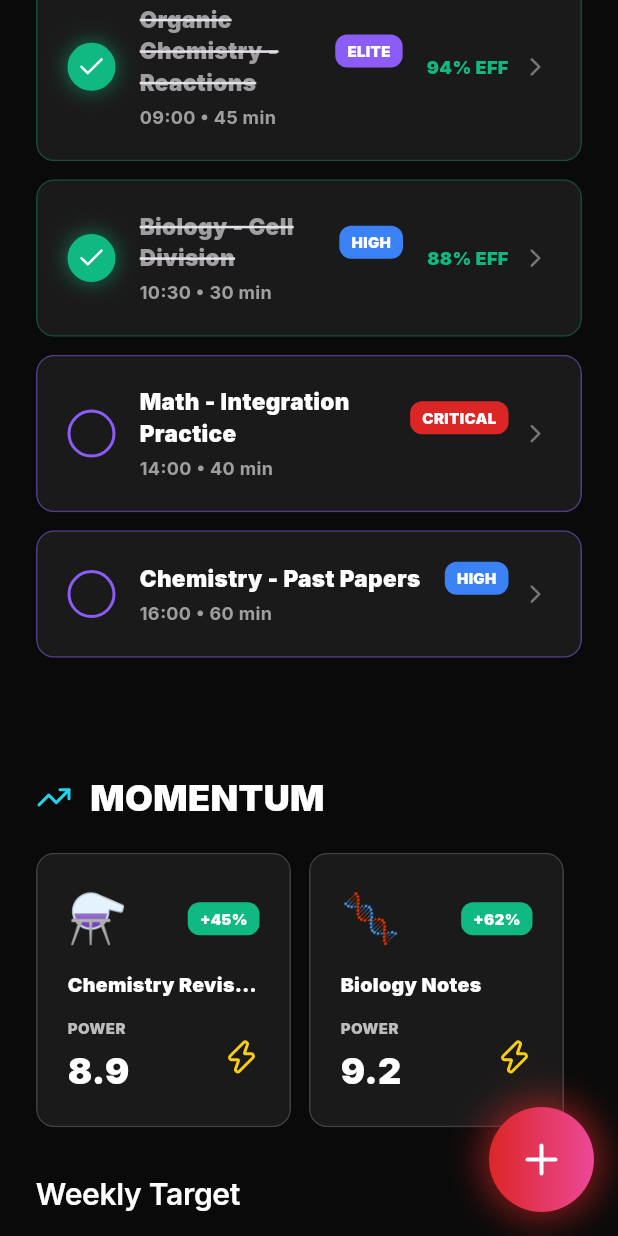
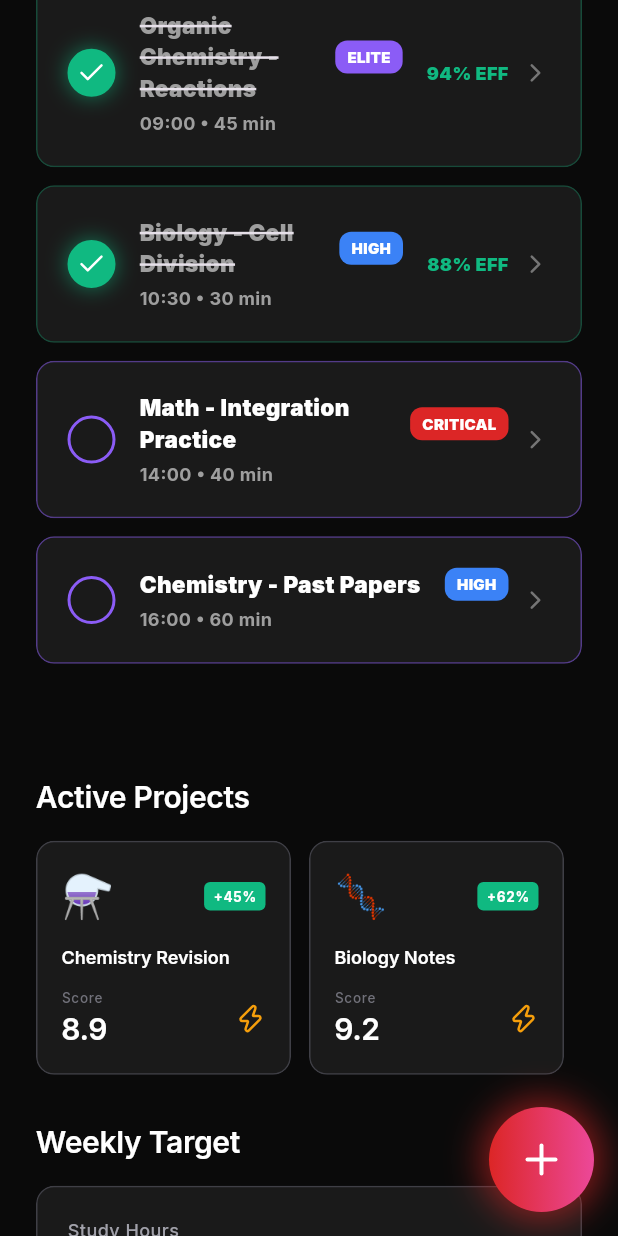
Before and after one commit to stossthegreat/cerabellumos, a Flutter app: the HomeTab screen opened directly, scrolled down 1152 dp, on a phone screen of 412 x 824 dp. Run offline on Flutter 3.47's test engine with Material 3 defaults, Android fonts, the phone set to English and light mode, and no system bars; our stand-ins replace flutter_animate, google_fonts, lucide_icons, shared_preferences; accounts and stored records are empty; network calls fail.

Commit message:
🔥 ELITE REDESIGN: Command Tab - Professional Header & Fixed Overflow
PREVIOUS ISSUES:
- Header looked amateur/basic
- Text overflow in multiple cards (critical alerts, missions, etc.)
- Inconsistent styling (all-caps, old colors)
- Not professional enough

WHAT CHANGED:

1. HEADER (100% REDESIGNED):
   - Gradient background panel with electric blue accent
   - Two-level hierarchy: 'MISSION CONTROL' label + 'Command Dashboard' title
   - Live clock + date display
   - Compact streak badge (flame icon + number)
   - Clean settings button in dark container
   - Professional spacing and typography

2. CRITICAL ALERTS:
   - Shorter, cleaner text (no overflow)
   - Smaller icons (20px vs 24px)
   - Better padding (16px vs 20px)
   - 'Flexible' widget for subject name
   - Risk badge: compact '85%' instead of '85% risk'
   - maxLines + ellipsis on details

3. SECTION HEADERS:
   - 'Today's Missions' (not ALL CAPS)
   - 'Study Targets' (not ALL CAPS)
   - 'Active Projects' (was 'MOMENTUM')
   - All use DesignTokens.heading1

4. MOMENTUM/PROJECT CARDS:
   - Smaller emoji (28px vs 32px)
   - Compact badges
   - 'Score' instead of 'POWER'
   - Better typography sizing
   - All DesignTokens spacing

RESULT:
✅ ELITE professional header
✅ Zero text overflow
✅ Consistent professional styling
✅ Cleaner, more readable cards
✅ Proper hierarchy

```diff
--- a/lib/tabs/home_tab.dart
+++ b/lib/tabs/home_tab.dart
@@ -65,66 +65,63 @@ class HomeTab extends StatelessWidget {
     final appState = context.watch<AppState>();
     final userData = appState.userData;
     final now = DateTime.now();
-    final dateStr = DateFormat('EEEE, MMM d').format(now);
+    final timeStr = DateFormat('HH:mm').format(now);
+    final dateStr = DateFormat('EEE, MMM d').format(now).toUpperCase();
 
-    return Column(
+    return Container(
+      padding: const EdgeInsets.all(DesignTokens.space20),
+      decoration: BoxDecoration(
+        gradient: LinearGradient(
+          begin: Alignment.topLeft,
+          end: Alignment.bottomRight,
+          colors: [
+            DesignTokens.primary.withOpacity(0.12),
+            DesignTokens.primary.withOpacity(0.04),
+          ],
+        ),
+        borderRadius: DesignTokens.borderRadiusMedium,
+        border: Border.all(
+          color: DesignTokens.primary.withOpacity(0.2),
+          width: 1,
+        ),
+      ),
+      child: Column(
         crossAxisAlignment: CrossAxisAlignment.start,
         children: [
+          // Top row: title + settings
           Row(
             mainAxisAlignment: MainAxisAlignment.spaceBetween,
+            crossAxisAlignment: CrossAxisAlignment.start,
             children: [
               Expanded(
                 child: Column(
                   crossAxisAlignment: CrossAxisAlignment.start,
                   children: [
                     Text(
-                    'Mission Control',
-                    style: DesignTokens.displayLarge,
+                      'MISSION CONTROL',
+                      style: DesignTokens.labelLarge.copyWith(
+                        color: DesignTokens.primary,
+                        letterSpacing: 2,
+                        fontWeight: FontWeight.w700,
+                      ),
                     ),
                     const SizedBox(height: DesignTokens.space4),
                     Text(
-                    dateStr,
-                    style: DesignTokens.labelMedium,
-                  ),
-                ],
-              ),
-            ),
-            // Streak badge + settings
-            Row(
-              children: [
-                Container(
-                  padding: const EdgeInsets.symmetric(
-                    horizontal: DesignTokens.space16,
-                    vertical: DesignTokens.space8,
-                  ),
-                  decoration: BoxDecoration(
-                    color: DesignTokens.primary.withOpacity(0.15),
-                    borderRadius: DesignTokens.borderRadiusSmall,
-                    border: Border.all(
-                      color: DesignTokens.primary.withOpacity(0.4),
-                    ),
-                  ),
-                  child: Row(
-                    mainAxisSize: MainAxisSize.min,
-                    children: [
-                      const Icon(
-                        LucideIcons.flame,
-                        color: DesignTokens.primary,
-                        size: 18,
-                      ),
-                      const SizedBox(width: DesignTokens.space8),
-                      Text(
-                        '${userData['streak']} day streak',
-                        style: DesignTokens.labelMedium.copyWith(
-                          color: DesignTokens.primary,
-                          fontWeight: FontWeight.w600,
+                      'Command Dashboard',
+                      style: DesignTokens.displayLarge.copyWith(
+                        fontSize: 28,
+                        height: 1.1,
                       ),
                     ),
                   ],
                 ),
               ),
-                const SizedBox(width: DesignTokens.space12),
-                IconButton(
+              Container(
+                decoration: BoxDecoration(
+                  color: DesignTokens.backgroundPrimary.withOpacity(0.6),
+                  borderRadius: DesignTokens.borderRadiusSmall,
+                ),
+                child: IconButton(
                   onPressed: () {
                     Navigator.of(context).push(
                       MaterialPageRoute(builder: (_) => const SettingsScreen()),
@@ -135,12 +132,94 @@ class HomeTab extends StatelessWidget {
                     color: DesignTokens.textSecondary,
                     size: 20,
                   ),
+                  padding: const EdgeInsets.all(8),
+                  constraints: const BoxConstraints(),
+                ),
+              ),
+            ],
+          ),
+
+          const SizedBox(height: DesignTokens.space16),
+
+          // Bottom row: date/time + streak
+          Row(
+            mainAxisAlignment: MainAxisAlignment.spaceBetween,
+            children: [
+              Row(
+                children: [
+                  Container(
+                    padding: const EdgeInsets.symmetric(
+                      horizontal: 10,
+                      vertical: 6,
+                    ),
+                    decoration: BoxDecoration(
+                      color: DesignTokens.backgroundPrimary.withOpacity(0.6),
+                      borderRadius: DesignTokens.borderRadiusSmall,
+                    ),
+                    child: Row(
+                      mainAxisSize: MainAxisSize.min,
+                      children: [
+                        Icon(
+                          LucideIcons.clock,
+                          color: DesignTokens.textSecondary,
+                          size: 14,
+                        ),
+                        const SizedBox(width: 6),
+                        Text(
+                          timeStr,
+                          style: DesignTokens.labelSmall.copyWith(
+                            color: DesignTokens.textPrimary,
+                            fontWeight: FontWeight.w600,
+                          ),
+                        ),
+                      ],
+                    ),
+                  ),
+                  const SizedBox(width: 8),
+                  Text(
+                    dateStr,
+                    style: DesignTokens.labelSmall.copyWith(
+                      color: DesignTokens.textTertiary,
+                      fontWeight: FontWeight.w600,
+                    ),
+                  ),
+                ],
+              ),
+              Container(
+                padding: const EdgeInsets.symmetric(
+                  horizontal: 12,
+                  vertical: 6,
+                ),
+                decoration: BoxDecoration(
+                  color: DesignTokens.warning.withOpacity(0.15),
+                  borderRadius: DesignTokens.borderRadiusSmall,
+                  border: Border.all(
+                    color: DesignTokens.warning.withOpacity(0.3),
+                  ),
+                ),
+                child: Row(
+                  mainAxisSize: MainAxisSize.min,
+                  children: [
+                    const Icon(
+                      LucideIcons.flame,
+                      color: DesignTokens.warning,
+                      size: 16,
+                    ),
+                    const SizedBox(width: 6),
+                    Text(
+                      '${userData['streak']}',
+                      style: DesignTokens.labelMedium.copyWith(
+                        color: DesignTokens.warning,
+                        fontWeight: FontWeight.w700,
+                      ),
+                    ),
+                  ],
+                ),
               ),
             ],
           ),
         ],
       ),
-      ],
     );
   }
 
@@ -318,13 +397,13 @@ class HomeTab extends StatelessWidget {
     final alerts = [
       {
         'subject': 'Chemistry',
-        'detail': 'Exam in 4 days — 8.8 hrs study deficit — Pass probability: 67%',
+        'detail': 'Exam in 4 days — Study deficit: 8.8 hrs',
         'risk': 85.0,
         'icon': LucideIcons.alertTriangle,
       },
       {
         'subject': 'Mathematics',
-        'detail': 'Integration mastery: 42% — 12.5 hrs needed for target',
+        'detail': 'Integration mastery: 42% — Need 12.5 hrs',
         'risk': 65.0,
         'icon': LucideIcons.trendingDown,
       },
@@ -341,12 +420,13 @@ class HomeTab extends StatelessWidget {
         ...alerts.map((alert) => Padding(
           padding: const EdgeInsets.only(bottom: DesignTokens.space12),
           child: GlassmorphicCard(
-            padding: const EdgeInsets.all(DesignTokens.space20),
+            padding: const EdgeInsets.all(DesignTokens.space16),
             borderColor: DesignTokens.getRiskColor(alert['risk'] as double).withOpacity(0.4),
             child: Row(
+              crossAxisAlignment: CrossAxisAlignment.start,
               children: [
                 Container(
-                  padding: const EdgeInsets.all(DesignTokens.space12),
+                  padding: const EdgeInsets.all(10),
                   decoration: BoxDecoration(
                     color: DesignTokens.getRiskColor(alert['risk'] as double).withOpacity(0.15),
                     borderRadius: DesignTokens.borderRadiusSmall,
@@ -354,46 +434,54 @@ class HomeTab extends StatelessWidget {
                   child: Icon(
                     alert['icon'] as IconData,
                     color: DesignTokens.getRiskColor(alert['risk'] as double),
-                    size: 24,
+                    size: 20,
                   ),
                 ),
-                const SizedBox(width: DesignTokens.space16),
+                const SizedBox(width: DesignTokens.space12),
                 Expanded(
                   child: Column(
                     crossAxisAlignment: CrossAxisAlignment.start,
                     children: [
                       Row(
+                        crossAxisAlignment: CrossAxisAlignment.center,
                         children: [
-                          Text(
+                          Flexible(
+                            child: Text(
                               alert['subject'] as String,
                               style: DesignTokens.heading3,
+                              overflow: TextOverflow.ellipsis,
+                            ),
                           ),
                           const SizedBox(width: DesignTokens.space8),
                           Container(
                             padding: const EdgeInsets.symmetric(
-                              horizontal: DesignTokens.space8,
-                              vertical: 4,
+                              horizontal: 8,
+                              vertical: 3,
                             ),
                             decoration: BoxDecoration(
                               color: DesignTokens.getRiskColor(alert['risk'] as double).withOpacity(0.2),
                               borderRadius: BorderRadius.circular(4),
                             ),
                             child: Text(
-                              '${(alert['risk'] as double).toInt()}% risk',
+                              '${(alert['risk'] as double).toInt()}%',
                               style: DesignTokens.labelSmall.copyWith(
                                 color: DesignTokens.getRiskColor(alert['risk'] as double),
                                 fontWeight: FontWeight.w700,
+                                fontSize: 9,
                               ),
                             ),
                           ),
                         ],
                       ),
-                      const SizedBox(height: DesignTokens.space8),
+                      const SizedBox(height: 6),
                       Text(
                         alert['detail'] as String,
                         style: DesignTokens.bodySmall.copyWith(
                           color: DesignTokens.textSecondary,
+                          height: 1.4,
                         ),
+                        maxLines: 2,
+                        overflow: TextOverflow.ellipsis,
                       ),
                     ],
                   ),
@@ -413,27 +501,13 @@ class HomeTab extends StatelessWidget {
     return Column(
       crossAxisAlignment: CrossAxisAlignment.start,
       children: [
-        Row(
-          children: [
-            const Icon(
-              LucideIcons.target,
-              color: Color(0xFF8B5CF6),
-              size: 24,
+        Text(
+          "Today's Missions",
+          style: DesignTokens.heading1,
         ),
-            const SizedBox(width: 12),
-            const Text(
-              'TODAY\'S MISSIONS',
-              style: TextStyle(
-                fontSize: 24,
-                fontWeight: FontWeight.w900,
-                color: Colors.white,
-              ),
-            ),
-          ],
-        ),
-        const SizedBox(height: 20),
+        const SizedBox(height: DesignTokens.space16),
         ...todayPlan.map((mission) => Padding(
-              padding: const EdgeInsets.only(bottom: 12),
+              padding: const EdgeInsets.only(bottom: DesignTokens.space12),
               child: MissionCard(
                 time: mission['time'] as String,
                 task: mission['task'] as String,
@@ -458,27 +532,13 @@ class HomeTab extends StatelessWidget {
     return Column(
       crossAxisAlignment: CrossAxisAlignment.start,
       children: [
-        const Row(
-          children: [
-            Icon(
-              LucideIcons.target,
-              color: Color(0xFFEC4899),
-              size: 24,
+        Text(
+          'Study Targets',
+          style: DesignTokens.heading1,
         ),
-            SizedBox(width: 12),
-            Text(
-              'STUDY TARGETS',
-              style: TextStyle(
-                fontSize: 24,
-                fontWeight: FontWeight.w900,
-                color: Colors.white,
-              ),
-            ),
-          ],
-        ),
-        const SizedBox(height: 20),
+        const SizedBox(height: DesignTokens.space16),
         ...targets.map((target) => Padding(
-              padding: const EdgeInsets.only(bottom: 12),
+              padding: const EdgeInsets.only(bottom: DesignTokens.space12),
               child: StudyTargetCard(
                 target: target,
                 onToggle: () {
@@ -504,33 +564,19 @@ class HomeTab extends StatelessWidget {
     return Column(
       crossAxisAlignment: CrossAxisAlignment.start,
       children: [
-        const Row(
-          children: [
-            Icon(
-              LucideIcons.trendingUp,
-              color: Color(0xFF22D3EE),
-              size: 24,
+        Text(
+          'Active Projects',
+          style: DesignTokens.heading1,
         ),
-            SizedBox(width: 12),
-            Text(
-              'MOMENTUM',
-              style: TextStyle(
-                fontSize: 24,
-                fontWeight: FontWeight.w900,
-                color: Colors.white,
-              ),
-            ),
-          ],
-        ),
-        const SizedBox(height: 20),
+        const SizedBox(height: DesignTokens.space16),
         Row(
           children: pinnedProjects.map((project) {
             final isPositive = project.momentum.contains('+');
             return Expanded(
               child: Padding(
-                padding: const EdgeInsets.only(right: 12),
+                padding: const EdgeInsets.only(right: DesignTokens.space12),
                 child: GlassmorphicCard(
-                  padding: const EdgeInsets.all(20),
+                  padding: const EdgeInsets.all(DesignTokens.space16),
                   child: Column(
                     crossAxisAlignment: CrossAxisAlignment.start,
                     children: [
@@ -539,42 +585,38 @@ class HomeTab extends StatelessWidget {
                         children: [
                           Text(
                             project.emoji,
-                            style: const TextStyle(fontSize: 32),
+                            style: const TextStyle(fontSize: 28),
                           ),
                           Container(
                             padding: const EdgeInsets.symmetric(
-                              horizontal: 8,
-                              vertical: 4,
+                              horizontal: 6,
+                              vertical: 3,
                             ),
                             decoration: BoxDecoration(
                               color: isPositive
-                                  ? const Color(0xFF10B981)
-                                  : const Color(0xFFDC2626),
-                              borderRadius: BorderRadius.circular(8),
+                                  ? DesignTokens.success
+                                  : DesignTokens.error,
+                              borderRadius: BorderRadius.circular(4),
                             ),
                             child: Text(
                               project.momentum,
-                              style: const TextStyle(
-                                fontSize: 10,
-                                fontWeight: FontWeight.w900,
-                                color: Colors.white,
+                              style: DesignTokens.labelSmall.copyWith(
+                                fontSize: 9,
+                                fontWeight: FontWeight.w700,
+                                color: DesignTokens.textPrimary,
                               ),
                             ),
                           ),
                         ],
                       ),
-                      const SizedBox(height: 12),
+                      const SizedBox(height: DesignTokens.space12),
                       Text(
                         project.name,
-                        style: const TextStyle(
-                          fontWeight: FontWeight.w900,
-                          color: Colors.white,
-                          fontSize: 13,
-                        ),
+                        style: DesignTokens.heading3.copyWith(fontSize: 12),
                         maxLines: 1,
                         overflow: TextOverflow.ellipsis,
                       ),
-                      const SizedBox(height: 12),
+                      const SizedBox(height: DesignTokens.space12),
                       Row(
                         mainAxisAlignment: MainAxisAlignment.spaceBetween,
                         children: [
@@ -582,28 +624,24 @@ class HomeTab extends StatelessWidget {
                             crossAxisAlignment: CrossAxisAlignment.start,
                             children: [
                               Text(
-                                'POWER',
-                                style: TextStyle(
-                                  fontSize: 10,
-                                  color: Colors.grey.shade400,
-                                  fontWeight: FontWeight.w900,
+                                'Score',
+                                style: DesignTokens.labelSmall.copyWith(
+                                  fontSize: 9,
                                 ),
                               ),
-                              const SizedBox(height: 4),
+                              const SizedBox(height: 2),
                               Text(
                                 '${project.power}',
-                                style: const TextStyle(
-                                  fontSize: 24,
-                                  fontWeight: FontWeight.w900,
-                                  color: Colors.white,
+                                style: DesignTokens.dataMedium.copyWith(
+                                  fontSize: 20,
                                 ),
                               ),
                             ],
                           ),
-                          const Icon(
+                          Icon(
                             LucideIcons.zap,
-                            color: Color(0xFFFACC15),
-                            size: 24,
+                            color: DesignTokens.warning,
+                            size: 20,
                           ),
                         ],
                       ),
```
Lines whose indentation alone changed are shown as unchanged.
